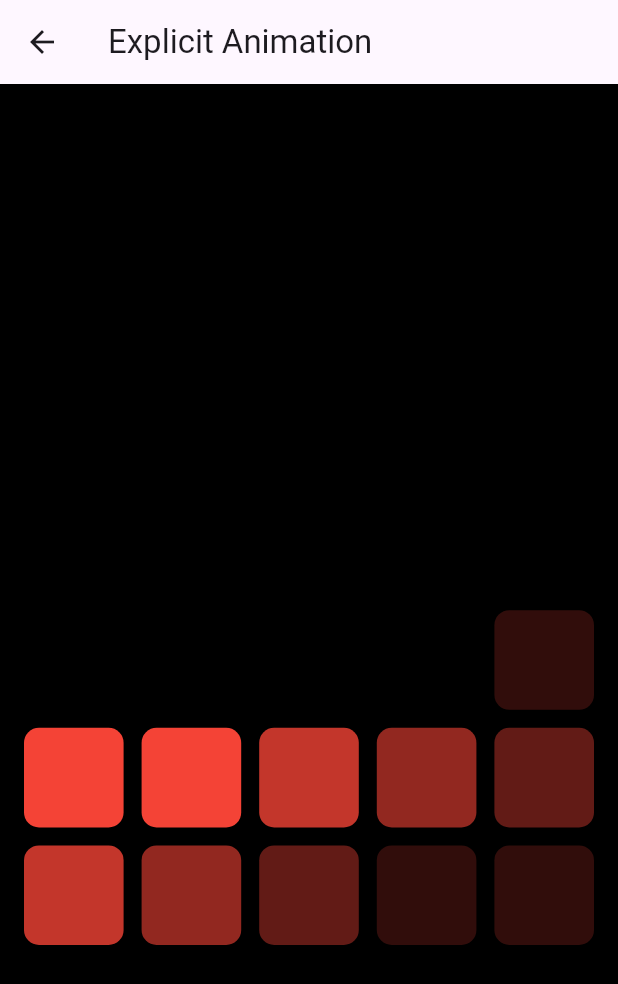
After one commit to sigirace/animation_challenge, a Flutter app: the screen it shows after launch, after a tap on "Explicit Animation", on a phone screen of 412 x 824 dp. The commit adds this screen. Shown: the top 984 px of the screen. Run offline on Flutter 3.47's test engine with Material 3 defaults, Android fonts, the light colour scheme and no system bars.

Commit message:
explicit animation screen

```diff
--- /dev/null
+++ b/lib/screens/explicit_animation_screen.dart
@@ -0,0 +1,132 @@
+import 'package:flutter/material.dart';
+
+class ExplicitAnimationScreen extends StatefulWidget {
+  const ExplicitAnimationScreen({super.key});
+
+  @override
+  State<ExplicitAnimationScreen> createState() =>
+      _ExplicitAnimationScreenState();
+}
+
+class _ExplicitAnimationScreenState extends State<ExplicitAnimationScreen>
+    with TickerProviderStateMixin {
+  final int _boxCount = 25;
+  final int _crossAxisCount = 5;
+  final int _delayBetweenBoxes = 100;
+
+  late final List<AnimationController> _controllers;
+  late final List<Animation<double>> _animations;
+
+  @override
+  void initState() {
+    super.initState();
+
+    _controllers = List.generate(
+      _boxCount,
+      (index) {
+        return AnimationController(
+          vsync: this,
+          duration: const Duration(milliseconds: 500),
+        );
+      },
+    );
+
+    _animations = _controllers
+        .map((controller) => Tween<double>(
+              begin: 0.0,
+              end: 1.0,
+            ).animate(controller))
+        .toList();
+
+    _startZigzagAnimation();
+  }
+
+  Future<void> _startZigzagAnimation() async {
+    while (mounted) {
+      final zigzagOrder = _getZigzagOrder();
+
+      for (var i = 0; i < zigzagOrder.length; i++) {
+        Future.delayed(
+          Duration(milliseconds: i * _delayBetweenBoxes),
+          () async {
+            final index = zigzagOrder[i];
+            final controller = _controllers[index];
+
+            await controller.forward();
+            await controller.reverse();
+          },
+        );
+      }
+
+      await Future.delayed(
+        Duration(milliseconds: zigzagOrder.length * _delayBetweenBoxes + 500),
+      );
+    }
+  }
+
+  List<int> _getZigzagOrder() {
+    List<int> order = [];
+
+    for (int row = _crossAxisCount - 1; row >= 0; row--) {
+      List<int> rowIndexes = [];
+
+      for (int col = 0; col < _crossAxisCount; col++) {
+        int index = row * _crossAxisCount + col;
+        rowIndexes.add(index);
+      }
+
+      if (row % 2 == 0) {
+        rowIndexes = rowIndexes.reversed.toList();
+      }
+
+      order.addAll(rowIndexes);
+    }
+
+    return order;
+  }
+
+  @override
+  void dispose() {
+    for (var controller in _controllers) {
+      controller.dispose();
+    }
+    super.dispose();
+  }
+
+  @override
+  Widget build(BuildContext context) {
+    return Scaffold(
+      appBar: AppBar(title: const Text('Explicit Animation')),
+      body: Container(
+        decoration: BoxDecoration(
+          color: Colors.black,
+        ),
+        child: Padding(
+          padding: const EdgeInsets.all(16.0),
+          child: Center(
+            child: GridView.count(
+              crossAxisCount: _crossAxisCount,
+              crossAxisSpacing: 12.0,
+              mainAxisSpacing: 12.0,
+              shrinkWrap: true,
+              children: List.generate(
+                _boxCount,
+                (index) {
+                  return FadeTransition(
+                    opacity: _animations[index],
+                    child: Container(
+                      decoration: BoxDecoration(
+                        color: Colors.red,
+                        borderRadius: BorderRadius.circular(10),
+                      ),
+                    ),
+                  );
+                },
+              ),
+            ),
+          ),
+        ),
+      ),
+    );
+  }
+}
--- a/lib/screens/menu_screen.dart
+++ b/lib/screens/menu_screen.dart
@@ -1,3 +1,4 @@
+import 'package:animation_challenge/screens/explicit_animation_screen.dart';
 import 'package:animation_challenge/screens/implicit_animation_screen.dart';
 import 'package:flutter/material.dart';
 
@@ -29,6 +30,15 @@ class MenuScreen extends StatelessWidget {
               },
               child: Text('Implicit Animation'),
             ),
+            ElevatedButton(
+              onPressed: () {
+                _goToPage(
+                  context,
+                  const ExplicitAnimationScreen(),
+                );
+              },
+              child: Text('Explicit Animation'),
+            ),
           ],
         ),
       ),
```
